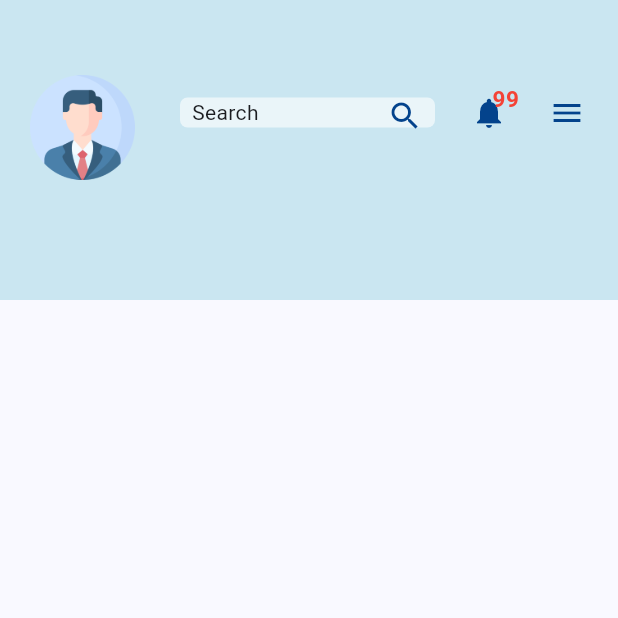
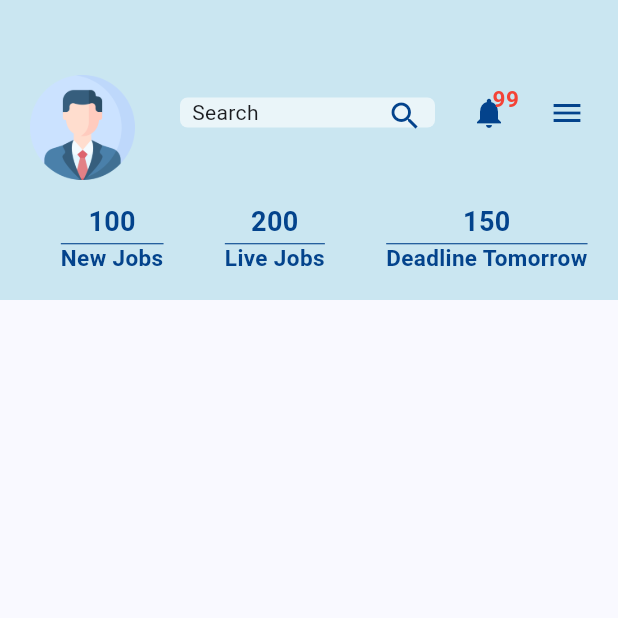
Before and after one commit to Mosaidur/Job-Skeers, a Flutter app: the screen it shows after launch, on a phone screen of 412 x 824 dp, the top half of it. Run offline on Flutter 3.47's test engine with Material 3 defaults, Android fonts, the phone set to English and light mode, and no system bars; our stand-ins replace email_validator, intl_phone_field.

Commit message:
3rd commite

```diff
--- a/jobskeers/lib/Job_Seeker/JobSeekerHomePage.dart
+++ b/jobskeers/lib/Job_Seeker/JobSeekerHomePage.dart
@@ -13,6 +13,9 @@ class JobSeekerHompage extends StatefulWidget {
 class _JobSeekerHompageState extends State<JobSeekerHompage> {
 
   String number= "99";
+  String new_jobs ="100";
+  String Live_jobs ="200";
+  String Deadline_tomorrow = "150";
 
   @override
   Widget build(BuildContext context) {
@@ -104,8 +107,7 @@ class _JobSeekerHompageState extends State<JobSeekerHompage> {
                         ),
                       ),
 
-
-
+                      //Menu bar
                       Builder(
                           builder: (context) {
                             return IconButton(
@@ -120,18 +122,93 @@ class _JobSeekerHompageState extends State<JobSeekerHompage> {
                           }
                       )
 
-                      // Padding(
-                      //   padding: const EdgeInsets.all(15.0),
-                      //   child: Icon(
-                      //     Icons.menu,
-                      //     color: Color(0xff03438C),
-                      //   ),
-                      // )
+                    ],
+                  ),
+                ),
+
+                Padding(
+                  padding: const EdgeInsets.only(left: 20.0,top: 15),
+                  child: Row(
+                    mainAxisAlignment: MainAxisAlignment.spaceAround,
+                    children: [
+
+                      // New Jobs
+                      Column(
+                        children: [
+                          Text(
+                            new_jobs,
+                            style: TextStyle(
+                              color: Color(0xff03438C),
+                              fontWeight: FontWeight.bold,
+                              fontSize: 18,
+                            ),
+                          ),
+                          Text(
+                              "New Jobs",
+                            style: TextStyle(
+                              color: Color(0xff03438C),
+                              fontWeight: FontWeight.bold,
+                              fontSize: 15,
+                              decoration: TextDecoration.overline,
+                              decorationColor: Color(0xff03438C),
+                            ),
+                          ),
+                        ],
+                      ),
+
+                      // Live Jobs
+                      Column(
+                        children: [
+                          Text(
+                            Live_jobs,
+                            style: TextStyle(
+                              color: Color(0xff03438C),
+                              fontWeight: FontWeight.bold,
+                              fontSize: 18,
+                            ),
+                          ),
+                          Text(
+                            "Live Jobs",
+                            style: TextStyle(
+                              color: Color(0xff03438C),
+                              fontWeight: FontWeight.bold,
+                              fontSize: 15,
+                              decoration: TextDecoration.overline,
+                              decorationColor: Color(0xff03438C),
+
+                            ),
+                          ),
+                        ],
+                      ),
+
+                      // Deadline Tomorrow
+                      Column(
+                        children: [
+                          Text(
+                            Deadline_tomorrow,
+                            style: TextStyle(
+                              color: Color(0xff03438C),
+                              fontWeight: FontWeight.bold,
+                              fontSize: 18,
+                            ),
+                          ),
+                          Text(
+                            "Deadline Tomorrow",
+                            style: TextStyle(
+                              color: Color(0xff03438C),
+                              fontWeight: FontWeight.bold,
+                              fontSize: 15,
+                              decoration: TextDecoration.overline,
+                              decorationColor: Color(0xff03438C),
+                            ),
+                          ),
+                        ],
+                      ),
 
 
                     ],
                   ),
-                ),
+                )
               ],
             ),
           ),
```
